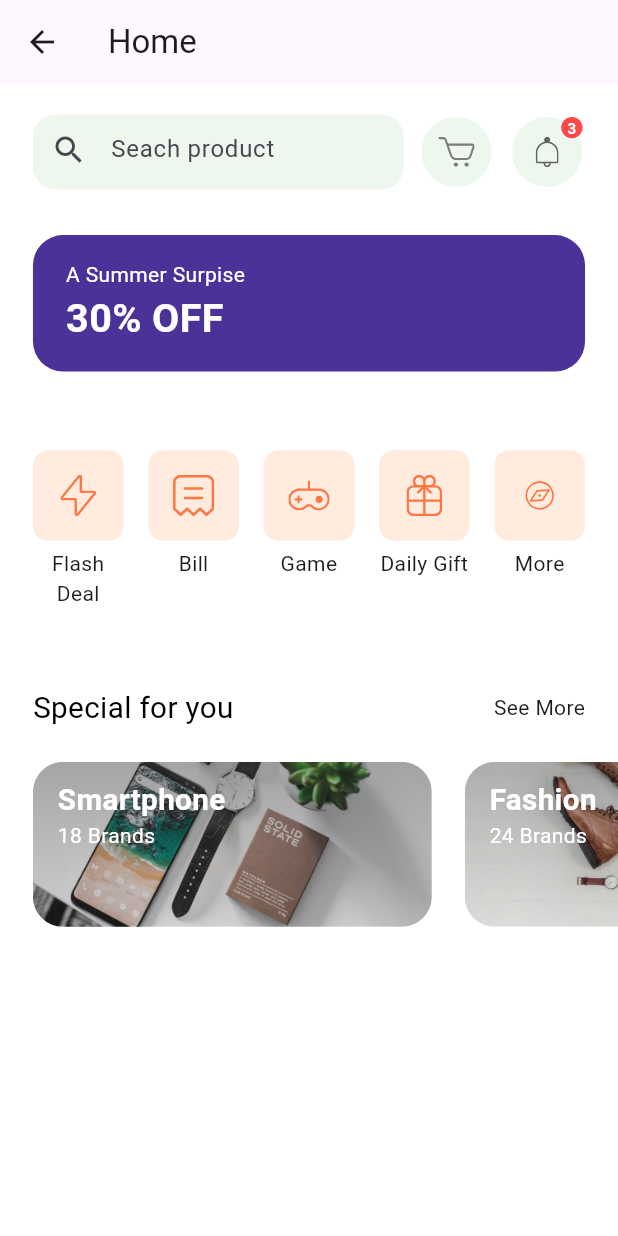
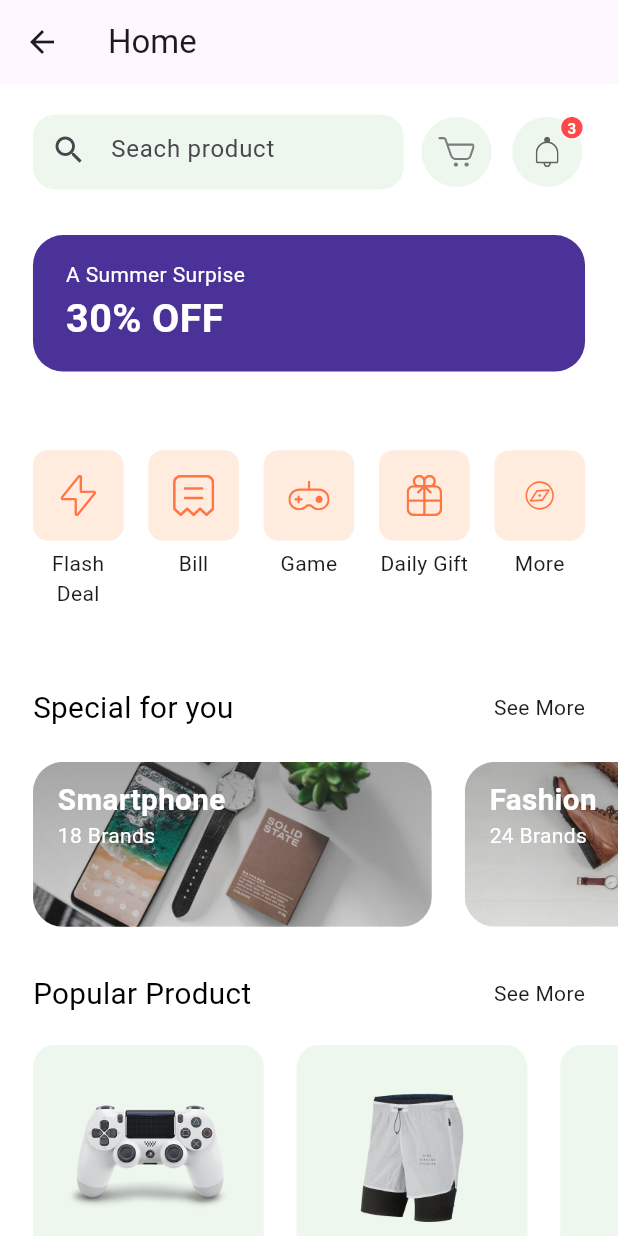
Before and after one commit to zakycahyohadi/SnapCart, a Flutter app: the HomeScreen screen opened by its route, on a phone screen of 412 x 824 dp. Run offline on Flutter 3.47's test engine with Material 3 defaults, Android fonts, the phone set to English and light mode, and no system bars; our stand-ins replace flutter_svg; Roboto replaces fonts that are missing (Muli).

Commit message:
Second commit

```diff
--- /dev/null
+++ b/lib/components/popular_products.dart
@@ -0,0 +1,38 @@
+import 'package:flutter/material.dart';
+import 'package:ui_ecommerce/components/product_card.dart';
+import 'package:ui_ecommerce/models/Product.dart';
+import 'package:ui_ecommerce/screens/home/components/section_title.dart';
+import 'package:ui_ecommerce/size_config.dart';
+
+class PopularProducts extends StatelessWidget {
+  const PopularProducts({
+    super.key,
+  });
+
+  @override
+  Widget build(BuildContext context) {
+    return Column(
+      children: [
+        SectionTitle(
+          text: "Popular Product",
+          press: () {}
+        ),
+        SizedBox(height: getProportionateScreenHeight(20)),
+        SingleChildScrollView(
+          scrollDirection: Axis.horizontal,
+          child: Row(
+            children: [
+              ...List.generate(
+                demoProducts.length,
+                (index) => ProductCard(
+                  product: demoProducts[index],
+                ),
+              ),
+              SizedBox(width: getProportionateScreenWidth(20)),
+            ],
+          ),
+        ),
+      ],
+    );
+  }
+}
--- /dev/null
+++ b/lib/components/product_card.dart
@@ -0,0 +1,86 @@
+import 'package:flutter/material.dart';
+import 'package:flutter_svg/svg.dart';
+import 'package:ui_ecommerce/constant.dart';
+import 'package:ui_ecommerce/models/Product.dart';
+import 'package:ui_ecommerce/size_config.dart';
+
+class ProductCard extends StatelessWidget {
+  const ProductCard({
+    super.key,
+    this.width = 140,
+    this.aspectRetion = 1.02,
+    required this.product,
+  });
+
+  final double width, aspectRetion;
+  final Product product;
+
+  @override
+  Widget build(BuildContext context) {
+    return Padding(
+      padding: EdgeInsets.only(left: getProportionateScreenWidth(20)),
+      child: SizedBox(
+        width: getProportionateScreenWidth(width),
+        child: Column(
+          children: [
+            AspectRatio(
+              aspectRatio: aspectRetion,
+              child: Container(
+                padding: EdgeInsets.all(getProportionateScreenWidth(20)),
+                decoration: BoxDecoration(
+                  color: kSecondaryColor.withOpacity(0.1),
+                  borderRadius: BorderRadius.circular(15)
+                ),
+                child: Image.asset(product.images[0]),
+              ),
+            ),
+            const SizedBox(
+                height: 5,
+              ),
+              Text(
+                product.title,
+                style: TextStyle(color: Colors.black, ),
+                maxLines: 2,
+              ),
+              Row(
+                mainAxisAlignment: MainAxisAlignment.spaceBetween,
+                children: [
+                  Text(
+                    "\$${product.price}",
+                    style: TextStyle(
+                      fontSize: getProportionateScreenWidth(18),
+                      fontWeight: FontWeight.w600,
+                      color: kPrimaryColor
+                    ),
+                  ),
+                  InkWell(
+                    borderRadius: BorderRadius.circular(30),
+                    onTap: () {},
+                    child: Container(
+                      padding: EdgeInsets.all(getProportionateScreenWidth(8)),
+                      width: getProportionateScreenWidth(28),
+                      height: getProportionateScreenHeight(28),
+                      decoration: BoxDecoration(
+                        color:
+                        product.isFavourite ?
+                        kPrimaryColor.withOpacity(0.15) :
+                        kSecondaryColor.withOpacity(0.1),
+                        shape: BoxShape.circle
+                      ),
+                      child: SvgPicture.asset("assets/icons/Heart Icon_2.svg",
+                        // ignore: deprecated_member_use
+                        color:
+                        product.isFavourite ?
+                        Color(0xFFFF4848) :
+                        Color(0xFFDBDEE4),
+                      ),
+                    ),
+                  )
+                ],
+              ),
+          ]
+        ),
+      ),
+    );
+  }
+}
--- /dev/null
+++ b/lib/models/Product.dart
@@ -0,0 +1,103 @@
+import 'package:flutter/material.dart';
+
+class Product {
+  final int id;
+  final String title, description;
+  final List<String> images;
+  final List<Color> colors;
+  final double rating, price;
+  final bool isFavourite, isPopular;
+
+  Product({
+    required this.id,
+    required this.images,
+    required this.colors,
+    this.rating = 0.0,
+    this.isFavourite = false,
+    this.isPopular = false,
+    required this.title,
+    required this.price,
+    required this.description,
+  });
+}
+
+// Our demo Products
+
+List<Product> demoProducts = [
+  Product(
+    id: 1,
+    images: [
+      "assets/images/ps4_console_white_1.png",
+      "assets/images/ps4_console_white_2.png",
+      "assets/images/ps4_console_white_3.png",
+      "assets/images/ps4_console_white_4.png",
+    ],
+    colors: [
+      Color(0xFFF6625E),
+      Color(0xFF836DB8),
+      Color(0xFFDECB9C),
+      Colors.white,
+    ],
+    title: "Wireless Controller for PS4™",
+    price: 64.99,
+    description: description,
+    rating: 4.8,
+    isFavourite: true,
+    isPopular: true,
+  ),
+  Product(
+    id: 2,
+    images: [
+      "assets/images/Image Popular Product 2.png",
+    ],
+    colors: [
+      Color(0xFFF6625E),
+      Color(0xFF836DB8),
+      Color(0xFFDECB9C),
+      Colors.white,
+    ],
+    title: "Nike Sport White - Man Pant",
+    price: 50.5,
+    description: description,
+    rating: 4.1,
+    isPopular: true,
+  ),
+  Product(
+    id: 3,
+    images: [
+      "assets/images/glap.png",
+    ],
+    colors: [
+      Color(0xFFF6625E),
+      Color(0xFF836DB8),
+      Color(0xFFDECB9C),
+      Colors.white,
+    ],
+    title: "Gloves XC Omega - Polygon",
+    price: 36.55,
+    description: description,
+    rating: 4.1,
+    isFavourite: true,
+    isPopular: true,
+  ),
+  Product(
+    id: 4,
+    images: [
+      "assets/images/wireless headset.png",
+    ],
+    colors: [
+      Color(0xFFF6625E),
+      Color(0xFF836DB8),
+      Color(0xFFDECB9C),
+      Colors.white,
+    ],
+    title: "Logitech Head",
+    price: 20.20,
+    description: description,
+    rating: 4.1,
+    isFavourite: true,
+  ),
+];
+
+const String description =
+    "Wireless Controller for PS4™ gives you what you want in your gaming from over precision control your games to sharing …";
--- a/lib/screens/home/components/body.dart
+++ b/lib/screens/home/components/body.dart
@@ -1,7 +1,13 @@
 import 'package:flutter/material.dart';
+import 'package:flutter_svg/svg.dart';
+import 'package:ui_ecommerce/components/popular_products.dart';
+import 'package:ui_ecommerce/components/product_card.dart';
+import 'package:ui_ecommerce/constant.dart';
+import 'package:ui_ecommerce/models/Product.dart';
 import 'package:ui_ecommerce/screens/home/components/categories.dart';
 import 'package:ui_ecommerce/screens/home/components/discount_banner.dart';
 import 'package:ui_ecommerce/screens/home/components/home_header.dart';
+import 'package:ui_ecommerce/screens/home/components/section_title.dart';
 import 'package:ui_ecommerce/screens/home/components/special_offers.dart';
 import 'package:ui_ecommerce/size_config.dart';
 
@@ -23,7 +29,10 @@ class Body extends StatelessWidget {
             SizedBox(height: getProportionateScreenHeight(30)),
             Categories(),
             SizedBox(height: getProportionateScreenHeight(30)),
-            SpecialOffer()
+            SpecialOffer(),
+            SizedBox(height: getProportionateScreenHeight(30)),
+            PopularProducts(),
+            SizedBox(height: getProportionateScreenHeight(30)),
           ],
         ),
       )
```
